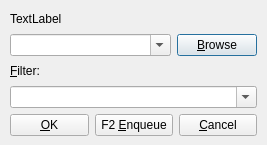
martin-kudlicka/file-commander, file FileOperation/FileOperationDialog.ui: the form before one commit.
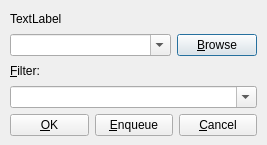
The form after the commit.

Commit message: + set shortcut for enqueue operation

```diff
--- a/FileOperation/FileOperationDialog.ui
+++ b/FileOperation/FileOperationDialog.ui
@@ -105,10 +105,7 @@
       <item>
        <widget class="QPushButton" name="qpbEnqueue" >
         <property name="text" >
-         <string>F2 &amp;Enqueue</string>
-        </property>
-        <property name="shortcut" >
-         <string>F2</string>
+         <string>&amp;Enqueue</string>
         </property>
        </widget>
       </item>
```
The commit also changes 8 other files.
